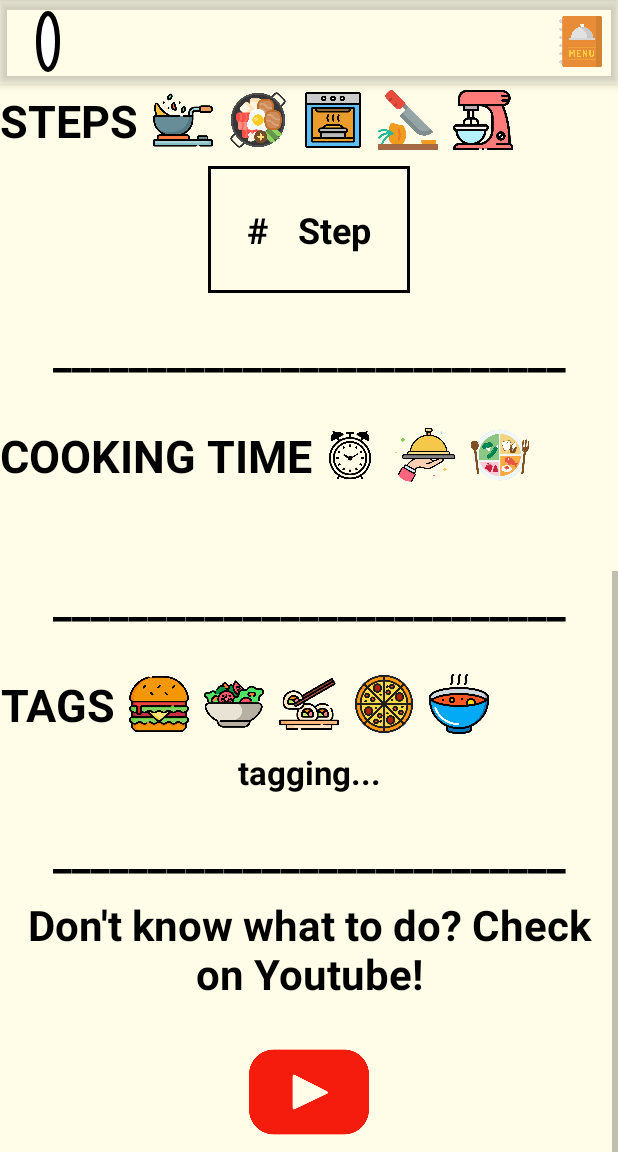
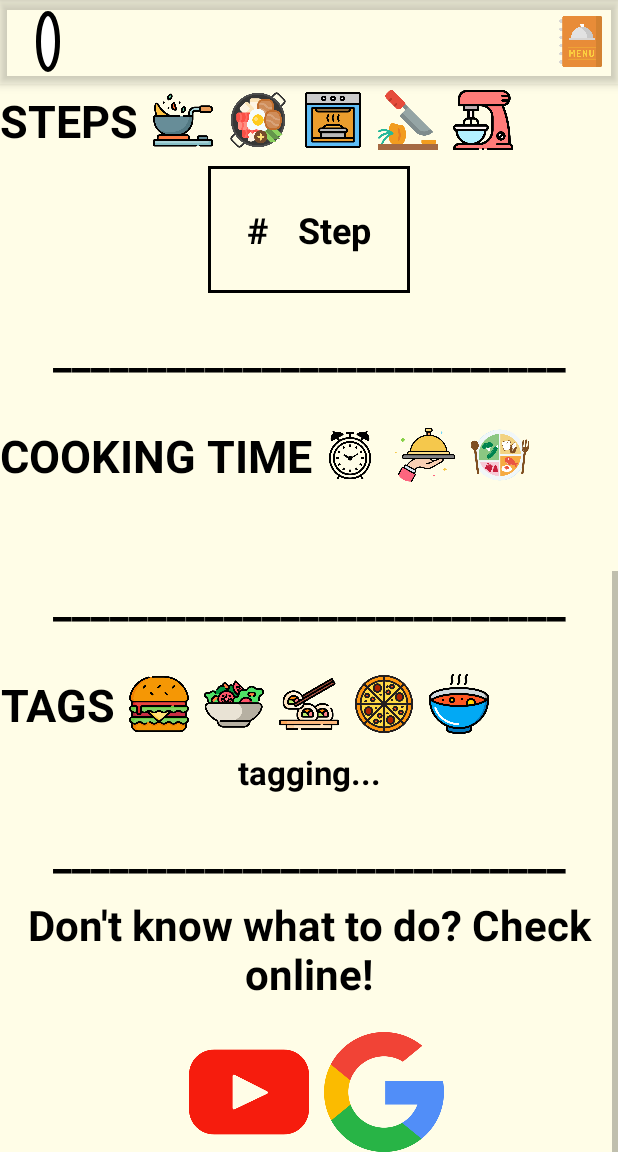
Before and after one commit to SaarGamzo/CookShare, an Android app: the RecipePageActivity screen opened directly, with no data from a screen before it, scrolled down 596 dp, on a phone screen of 412 x 824 dp, the part 84-1236 px from its top. Run offline under Robolectric (Android 15) with nearby library versions, the phone set to English and light mode, and no system bars; our stand-ins replace Firebase (no records; nobody signed in at launch, a user with empty details on screens opened directly); pictures from the network do not load.

Commit message:
Fix navigation bug & Add google search

```diff
--- a/app/src/main/java/com/example/finalproject/UI/MainFeed.java
+++ b/app/src/main/java/com/example/finalproject/UI/MainFeed.java
@@ -71,6 +71,9 @@ public class MainFeed extends AppCompatActivity implements RecipeAdapter.RecipeC
         Bundle extras = getIntent().getExtras();
         if (extras != null && extras.containsKey("email")) {
             userEmail = extras.getString("email");
+            if(userEmail == null){
+                userEmail = DatabaseUtils.getInstance().getCurrentUser().getEmail();
+            }
             // Fetch user information from Firebase Database
             userEmail = userEmail.replace("!", ".");
             fetchUserInformation(userEmail);
--- a/app/src/main/java/com/example/finalproject/UI/RecipePageActivity.java
+++ b/app/src/main/java/com/example/finalproject/UI/RecipePageActivity.java
@@ -46,7 +46,7 @@ import java.util.List;
 public class RecipePageActivity extends AppCompatActivity {
 
     private TextView recipeHeadline, cookingTime , textAcronyms, tagsContent;
-    private ImageView recipeImage, updateRecipeIcon, removeRecipeIcon, youtubeImage;
+    private ImageView recipeImage, updateRecipeIcon, removeRecipeIcon, youtubeImage ,googleImage;
     private String userEmail;
     private String createdByUID;
     private ImageView menuIcon;
@@ -104,6 +104,13 @@ public class RecipePageActivity extends AppCompatActivity {
             }
         });
 
+        googleImage.setOnClickListener(new View.OnClickListener() {
+            @Override
+            public void onClick(View v) {
+                searchOnGoogle(recipeName);
+            }
+        });
+
         // Set OnClickListener for Acronyms TextView
         textAcronyms.setOnClickListener(new View.OnClickListener() {
             @Override
@@ -115,6 +122,13 @@ public class RecipePageActivity extends AppCompatActivity {
                 finish();
             }
         });
+    }
+
+    private void searchOnGoogle(String recipeName) {
+        String query = "How to make " + recipeName +"?";
+        String searchQuery = "https://www.google.com/search?q=" + Uri.encode(query);
+        Intent intent = new Intent(Intent.ACTION_VIEW, Uri.parse(searchQuery));
+        startActivity(intent);
     }
 
     // function to search on youtube a similar recipe in case the steps are not fully understood.
@@ -251,6 +265,7 @@ public class RecipePageActivity extends AppCompatActivity {
 
         tagsContent = findViewById(R.id.tagsContent);
         youtubeImage = findViewById(R.id.youtubeImage);
+        googleImage = findViewById(R.id.googleImage);
     }
 
     // This function fetch recipe details by recipe name and updates UI accordingly
--- a/app/src/main/java/com/example/finalproject/UI/UpdateRecipeActivity.java
+++ b/app/src/main/java/com/example/finalproject/UI/UpdateRecipeActivity.java
@@ -172,7 +172,7 @@ public class UpdateRecipeActivity extends AppCompatActivity {
 
                     // update values:
                     cookingTimeSeekBar.setProgress(recipeCookingTime);
-                    recipeNameTextView.setText(recipeName);
+                    recipeNameTextView.setText("Recipe name: " + recipeName);
                     for (String tag : recipeTags) {
                         for (int chipId : chipsIds) {
                             Chip chip = findViewById(chipId);
--- a/app/src/main/res/layout/recipe_page_activity.xml
+++ b/app/src/main/res/layout/recipe_page_activity.xml
@@ -510,28 +510,51 @@
                 android:textSize="28sp"
                 android:textStyle="bold"/>
 
+            <RelativeLayout
+                android:layout_width="match_parent"
+                android:layout_height="wrap_content"
+                android:layout_below="@+id/fifthline">
+
                 <TextView
                     android:id="@+id/youtubeTextView"
                     android:layout_width="match_parent"
-                android:layout_height="match_parent"
-                android:layout_below="@id/fifthline"
+                    android:layout_height="wrap_content"
                     android:layout_marginTop="10dp"
                     android:gravity="center"
-                android:text="Don't know what to do? Check on Youtube!"
+                    android:text="Don't know what to do? Check online!"
                     android:textColor="@android:color/black"
                     android:textSize="28sp"
                     android:textStyle="bold"/>
+
+                <LinearLayout
+                    android:layout_width="wrap_content"
+                    android:layout_height="wrap_content"
+                    android:layout_below="@id/youtubeTextView"
+                    android:layout_centerHorizontal="true"
+                    android:orientation="horizontal">
 
                     <ImageView
                         android:id="@+id/youtubeImage"
                         android:layout_width="80dp"
                         android:layout_height="80dp"
                         android:layout_marginTop="20dp"
-                android:layout_below="@id/youtubeTextView"
-                android:layout_centerHorizontal="true"
                         android:src="@drawable/youtube"
                         android:layout_marginStart="10dp"
                         android:onClick="onYouTubeButtonClick"/>
+
+                    <ImageView
+                        android:id="@+id/googleImage"
+                        android:layout_width="80dp"
+                        android:layout_height="80dp"
+                        android:layout_marginTop="20dp"
+                        android:src="@drawable/google"
+                        android:layout_marginStart="10dp"
+                        android:onClick="onYouTubeButtonClick"/>
+
+                </LinearLayout>
+
+            </RelativeLayout>
+
         </RelativeLayout>
 
     </ScrollView>
--- a/app/src/main/res/values/strings.xml
+++ b/app/src/main/res/values/strings.xml
@@ -10,5 +10,6 @@
         <item>gram</item>
         <item>glass</item>
         <item>kilogram</item>
+        <item>oz</item>
     </string-array>
 </resources>
```
Also changed, not shown: app/src/main/res/drawable/black_underline.xml (added, +12 -0 lines), app/src/main/res/layout/update_recipe_activity.xml (+61 -65 lines), app/src/main/res/drawable/google.png (added). Lines whose indentation alone changed are shown as unchanged.
